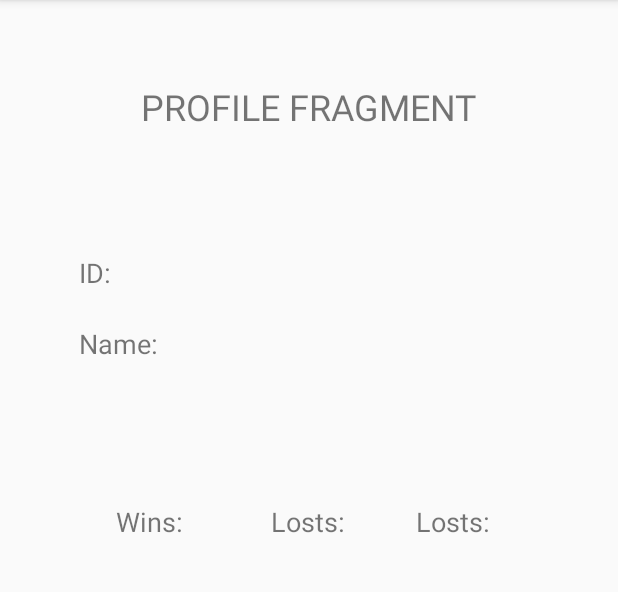
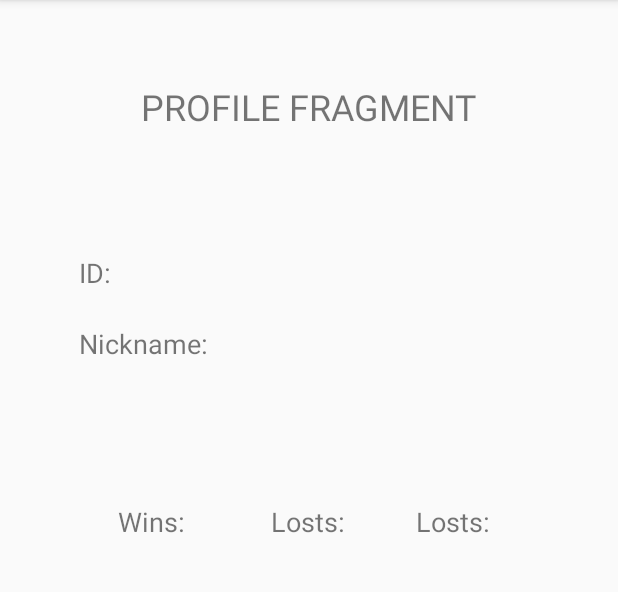
Before and after one commit to UniveIngSw2020/CaptureTheFlag, an Android app: the fragment ProfileFragment shown on its own in the app's theme, on a phone screen of 412 x 824 dp, the part 84-676 px from its top. Run offline under Robolectric (Android 15) with nearby library versions, the phone set to English and light mode, and no system bars.

Commit message:
Adjust some backgrounds and little things in graphics

```diff
--- a/app/src/main/java/com/junipero/capturetheflag/ScoreActivity.java
+++ b/app/src/main/java/com/junipero/capturetheflag/ScoreActivity.java
@@ -35,7 +35,7 @@ public class ScoreActivity extends AppCompatActivity {
         TextView scoreText = findViewById(R.id.score);
 
         if(score.equals("Cancelled")){
-            scoreText.setText("The game has been cancelled");
+            scoreText.setText("The game\nhas been cancelled");
         } else if(score.equals("Tie")) {
             sdm.increaseTies();
             scoreText.setText("Tie");
--- a/app/src/main/java/com/junipero/capturetheflag/ui/main/TabGameActivity.java
+++ b/app/src/main/java/com/junipero/capturetheflag/ui/main/TabGameActivity.java
@@ -122,6 +122,8 @@ public class TabGameActivity extends Fragment implements SensorEventListener {
                 locationListener);
 
         if(role.equals("Stealer")){
+            View flag_bg = view.findViewById(R.id.flagbggame);
+            flag_bg.setVisibility(View.INVISIBLE);
             /* debug locations */
             otherTeamFlagRef.child("Location").child("Latitude")
                     .setValue(45.485158);
@@ -147,8 +149,8 @@ public class TabGameActivity extends Fragment implements SensorEventListener {
             }
 
 
-            distanceFromOtherView.setText("Distance from other team's flag");
-            distanceFromMyTeamFlagView.setText("Distance from my team's flag");
+            distanceFromOtherView.setText("Distance from\nother team's flag");
+            distanceFromMyTeamFlagView.setText("Distance from\nmy team's flag");
         } else {
             compassLeft.setVisibility(View.INVISIBLE);
             compassRight.setVisibility(View.INVISIBLE);
--- a/app/src/main/res/layout/activity_game.xml
+++ b/app/src/main/res/layout/activity_game.xml
@@ -9,6 +9,7 @@
     tools:context=".GameActivity">
 
     <com.google.android.material.appbar.AppBarLayout
+        android:id="@+id/tabbarlayout"
         android:layout_width="match_parent"
         android:layout_height="wrap_content"
         android:theme="@style/AppTheme.AppBarOverlay">
--- a/app/src/main/res/layout/fragment_profile.xml
+++ b/app/src/main/res/layout/fragment_profile.xml
@@ -16,7 +16,7 @@
             android:id="@+id/lostsView"
             android:layout_width="wrap_content"
             android:layout_height="wrap_content"
-            android:text="Losts:"
+            android:text="@string/losts"
             android:textAlignment="center"
             android:textSize="18sp"
             app:layout_constraintBottom_toBottomOf="parent"
@@ -30,7 +30,7 @@
             android:id="@+id/tiesView"
             android:layout_width="wrap_content"
             android:layout_height="wrap_content"
-            android:text="Losts:"
+            android:text="@string/losts"
             android:textAlignment="center"
             android:textSize="18sp"
             app:layout_constraintBottom_toBottomOf="parent"
@@ -55,7 +55,7 @@
             android:id="@+id/idView"
             android:layout_width="306dp"
             android:layout_height="25dp"
-            android:text="ID:"
+            android:text="@string/id"
             android:textAlignment="inherit"
             android:textSize="18sp"
             app:layout_constraintBottom_toBottomOf="parent"
@@ -66,10 +66,10 @@
             app:layout_constraintVertical_bias="0.228" />
 
         <TextView
-            android:id="@+id/nameView"
+            android:id="@+id/nicknameView"
             android:layout_width="306dp"
             android:layout_height="26dp"
-            android:text="Name: "
+            android:text="@string/nickname"
             android:textSize="18sp"
             app:layout_constraintBottom_toBottomOf="parent"
             app:layout_constraintEnd_toEndOf="parent"
@@ -82,7 +82,7 @@
             android:id="@+id/winsView"
             android:layout_width="wrap_content"
             android:layout_height="wrap_content"
-            android:text="Wins: "
+            android:text="@string/wins"
             android:textAlignment="center"
             android:textSize="18sp"
             app:layout_constraintBottom_toBottomOf="parent"
--- a/app/src/main/res/values/strings.xml
+++ b/app/src/main/res/values/strings.xml
@@ -18,7 +18,7 @@
     <string name="profile_fragment">PROFILE FRAGMENT</string>
     <string name="settings_fragment">SETTINGS FRAGMENT</string>
     <string name="large_text">
-        "Material is the metaphor.\n\n"
+        "GUIDE FRAGMENT.\n\n"
 
         "A material metaphor is the unifying theory of a rationalized space and a system of motion."
         "The material is grounded in tactile reality, inspired by the study of paper and ink, yet "
@@ -137,4 +137,8 @@
     <string name="goaway">seconds\n\n\nRun away from the other team.</string>
     <string name="blue_arrow">blue arrow</string>
     <string name="red_arrow">red arrow</string>
+    <string name="losts">Losts:</string>
+    <string name="id">ID:</string>
+    <string name="wins">Wins:</string>
+    <string name="nickname">Nickname:</string>
 </resources>
```
Also changed, not shown: app/src/main/java/com/junipero/capturetheflag/OptionsActivity.java (+1 -8 lines), app/src/main/res/layout/activity_score.xml (+16 -1 lines), app/src/main/res/layout/activity_timer.xml (+13 -0 lines), app/src/main/res/layout/fragment_main.xml (+13 -0 lines), app/src/main/res/drawable-hdpi/bg_flag.png (added), app/src/main/res/drawable-ldpi/bg_flag.png (added), app/src/main/res/drawable-mdpi/bg_flag.png (added), app/src/main/res/drawable-xhdpi/bg_flag.png (added), app/src/main/res/drawable-xxhdpi/bg_flag.png (added), app/src/main/res/drawable-xxxhdpi/bg_flag.png (added).
